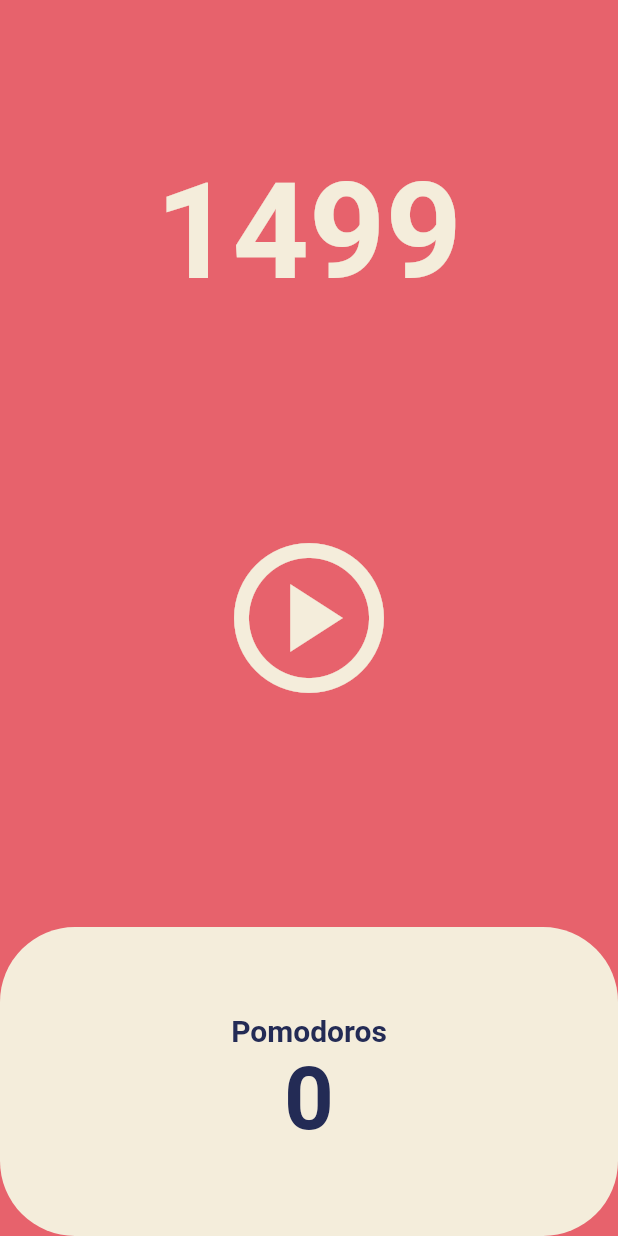
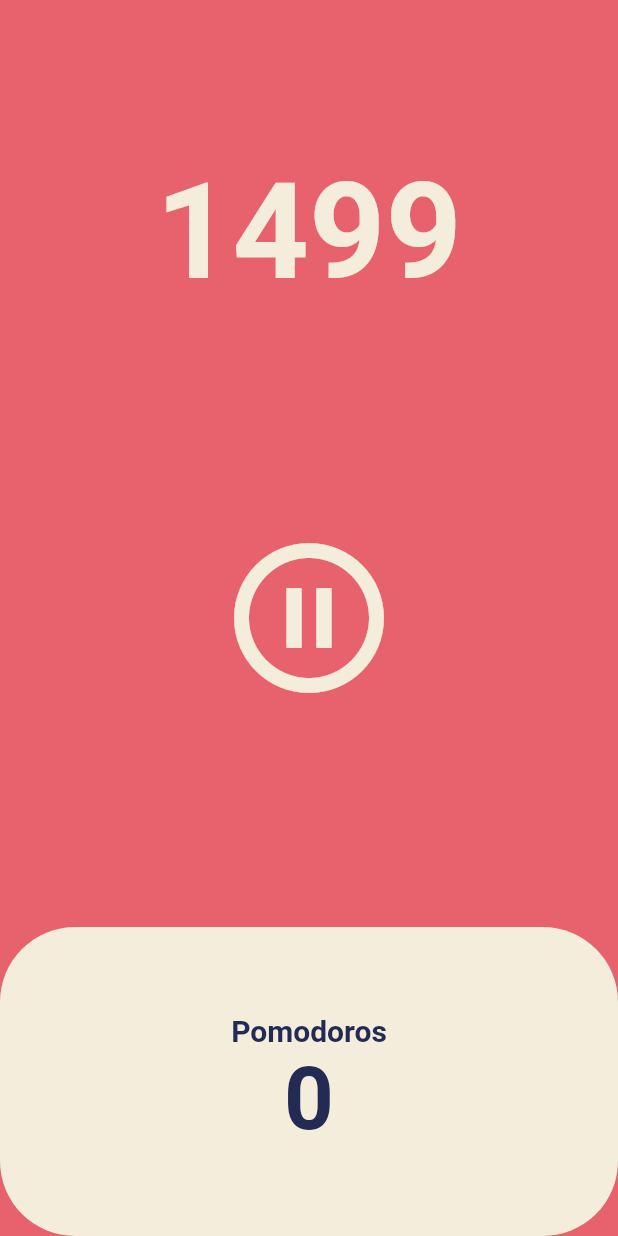
Before and after one commit to bigwave-cho/pomodoro, a Flutter app: the screen it shows after launch, after a tap on the "play circle" icon, on a phone screen of 412 x 824 dp. Run offline on Flutter 3.47's test engine with Material 2 defaults, Android fonts, the phone set to English and light mode, and no system bars.

Commit message:
pausedPressed 구현

```diff
--- a/lib/screens/home_screen.dart
+++ b/lib/screens/home_screen.dart
@@ -11,7 +11,7 @@ class HomeScreen extends StatefulWidget {
 
 class _HomeScreenState extends State<HomeScreen> {
   int totlaSeconds = 1500;
-  // late 당장 initilize 하지 않아도 됨(사용할 때 초기화하겠다.)
+  bool isRunning = false;
   late Timer timer;
 
   void onTick(Timer timer) {
@@ -21,26 +21,31 @@ class _HomeScreenState extends State<HomeScreen> {
   }
 
   void onStartPressed() {
-    // duration마다 콜백함수 실행
     timer = Timer.periodic(
       const Duration(seconds: 1),
       onTick,
     );
+    setState(() {
+      isRunning = true;
+    });
+  }
+
+  void onPausedPressed() {
+    timer.cancel();
+    setState(() {
+      isRunning = false;
+    });
   }
 
   @override
   Widget build(BuildContext context) {
     return Scaffold(
-      //현재 위젯의 위치를 알려주고(context) -> ThemeData의 backgroundColor 가져오기
       backgroundColor: Theme.of(context).backgroundColor,
       body: Column(
         children: [
-          //Flexible 화면 비율에 따라 UI를 유연하게 만들어줌.
-          //flex 로 비율 정하기 가능.
           Flexible(
             flex: 1,
             child: Container(
-              // alignment 세로 정렬
               alignment: Alignment.bottomCenter,
               child: Text(
                 '$totlaSeconds',
@@ -58,9 +63,11 @@ class _HomeScreenState extends State<HomeScreen> {
               child: IconButton(
                 iconSize: 120,
                 color: Theme.of(context).cardColor,
-                onPressed: onStartPressed,
-                icon: const Icon(
-                  Icons.play_circle_outlined,
+                onPressed: isRunning ? onPausedPressed : onStartPressed,
+                icon: Icon(
+                  isRunning
+                      ? Icons.pause_circle_outline
+                      : Icons.play_circle_outlined,
                 ),
               ),
             ),
@@ -69,7 +76,6 @@ class _HomeScreenState extends State<HomeScreen> {
             flex: 1,
             child: Row(
               children: [
-                //Expanded  display block 같은 것.
                 Expanded(
                   child: Container(
                     decoration: BoxDecoration(
```
